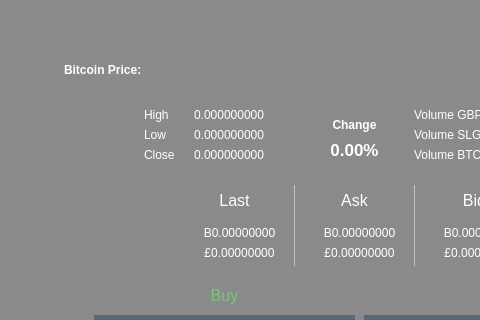
Above: src/qt/forms/poolbrowser.ui from Sterlingcoin/Sterlingcoin-1.6.2.0-Release before the change; both pictures show x 0 to 480 and y 0 to 320 of the 766 by 509 pixel window. Below: the same form after it.
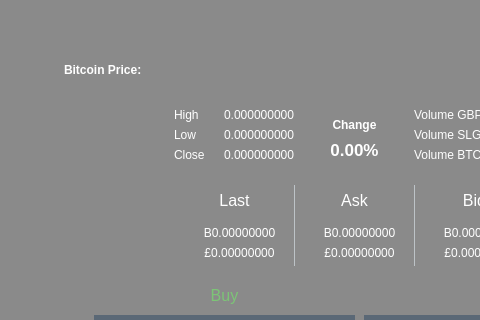
That is the form after the change. Icons and pictures are not drawn. Custom widgets are drawn as their Qt base class.

What changed in the file:
```diff
--- a/src/qt/forms/poolbrowser.ui
+++ b/src/qt/forms/poolbrowser.ui
@@ -6067,7 +6067,7 @@
          <widget class="QLabel" name="lblBittrexHigh">
           <property name="geometry">
            <rect>
-            <x>80</x>
+            <x>110</x>
             <y>100</y>
             <width>41</width>
             <height>21</height>
@@ -6437,7 +6437,7 @@
          <widget class="QLabel" name="lblBittrexHighBtc">
           <property name="geometry">
            <rect>
-            <x>130</x>
+            <x>160</x>
             <y>100</y>
             <width>91</width>
             <height>21</height>
@@ -6622,7 +6622,7 @@
          <widget class="QLabel" name="lblBittrexLow">
           <property name="geometry">
            <rect>
-            <x>80</x>
+            <x>110</x>
             <y>120</y>
             <width>41</width>
             <height>21</height>
@@ -6807,7 +6807,7 @@
          <widget class="QLabel" name="lblBittrexLowBtc">
           <property name="geometry">
            <rect>
-            <x>130</x>
+            <x>160</x>
             <y>120</y>
             <width>91</width>
             <height>21</height>
@@ -7509,7 +7509,7 @@
          <widget class="QLabel" name="lblBittrexCloseBtc">
           <property name="geometry">
            <rect>
-            <x>130</x>
+            <x>160</x>
             <y>140</y>
             <width>91</width>
             <height>21</height>
@@ -7694,7 +7694,7 @@
          <widget class="QLabel" name="lblBittrexClose">
           <property name="geometry">
            <rect>
-            <x>80</x>
+            <x>110</x>
             <y>140</y>
             <width>41</width>
             <height>21</height>
```
Left out of the diff: 6 changed lines with no effect on the pictures.
